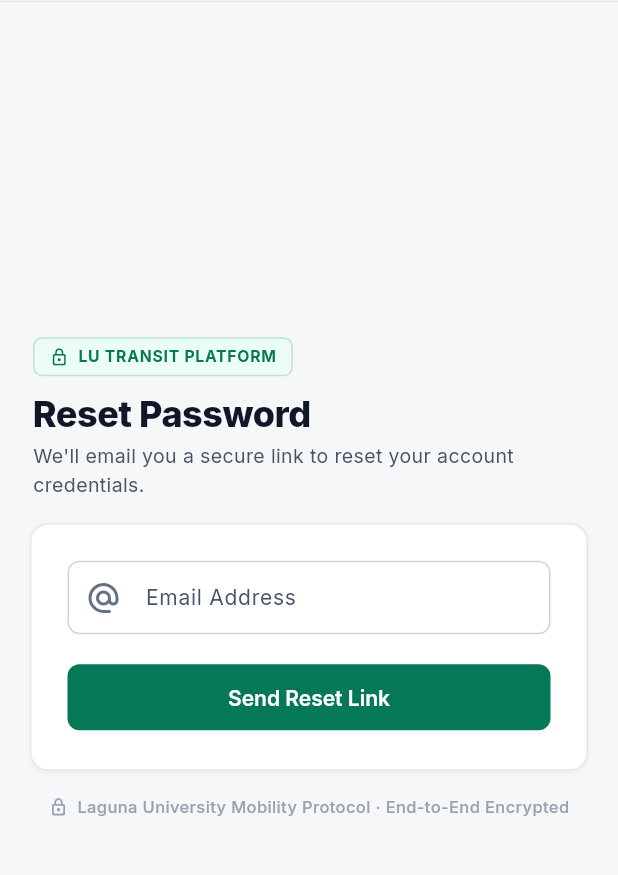
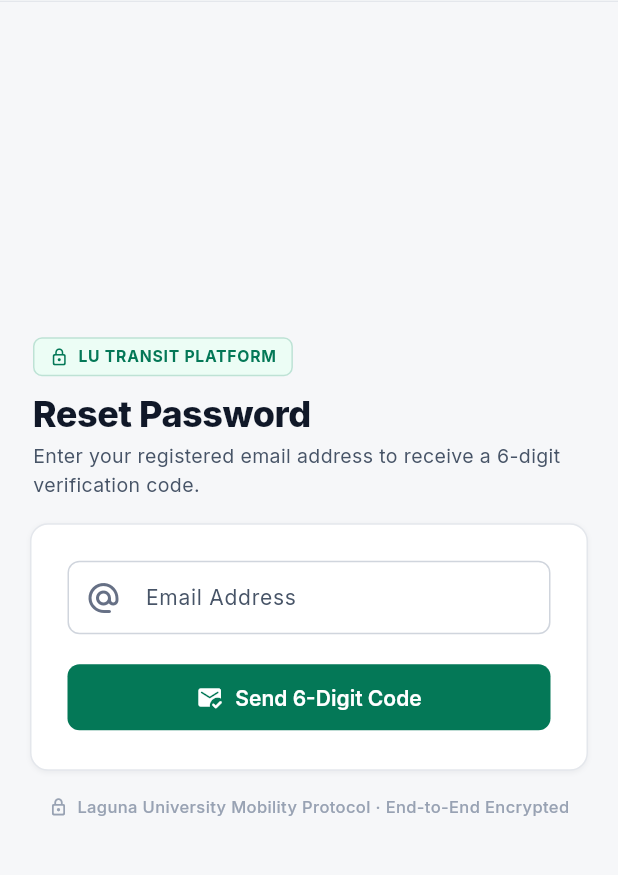
Before and after one commit to raidenramirez2023-ui/l.u-trike-System, a Flutter app: the ForgotPasswordPage screen opened by its route, on a phone screen of 412 x 824 dp, the part 82-957 px from its top. Run offline on Flutter 3.47's test engine with Material 3 defaults, Android fonts, the phone set to English and light mode, and no system bars; our stand-ins replace fl_chart, flutter_map, geolocator, go_router, google_fonts, latlong2 and 1 more; accounts and stored records are empty; key blocks and very long unbroken strings in the code were emptied for the run.

Commit message:
Implement 6-digit OTP password reset workflow

```diff
--- a/lib/features/auth/auth_pages.dart
+++ b/lib/features/auth/auth_pages.dart
@@ -1,3 +1,4 @@
+import 'dart:async';
 import 'package:flutter/material.dart';
 import 'package:go_router/go_router.dart';
 
@@ -1774,17 +1775,54 @@ class ForgotPasswordPage extends StatefulWidget {
 }
 
 class _ForgotPasswordPageState extends State<ForgotPasswordPage> {
-  final _form = GlobalKey<FormState>();
+  final _emailForm = GlobalKey<FormState>();
+  final _resetForm = GlobalKey<FormState>();
   final _email = TextEditingController();
+  final _otp = TextEditingController();
+  final _pw = TextEditingController();
+  final _pw2 = TextEditingController();
   bool _busy = false, _sent = false;
   String? _error;
-
-  Future<void> _submit() async {
-    if (!_form.currentState!.validate()) return;
-    setState(() => _busy = true);
+  int _resendCooldown = 0;
+  Timer? _timer;
+
+  @override
+  void dispose() {
+    _email.dispose();
+    _otp.dispose();
+    _pw.dispose();
+    _pw2.dispose();
+    _timer?.cancel();
+    super.dispose();
+  }
+
+  void _startCooldown() {
+    setState(() => _resendCooldown = 60);
+    _timer?.cancel();
+    _timer = Timer.periodic(const Duration(seconds: 1), (t) {
+      if (!mounted) {
+        t.cancel();
+        return;
+      }
+      if (_resendCooldown <= 1) {
+        t.cancel();
+        setState(() => _resendCooldown = 0);
+      } else {
+        setState(() => _resendCooldown--);
+      }
+    });
+  }
+
+  Future<void> _sendCode() async {
+    if (!_emailForm.currentState!.validate()) return;
+    setState(() {
+      _busy = true;
+      _error = null;
+    });
     try {
       await _auth.sendPasswordReset(_email.text);
       setState(() => _sent = true);
+      _startCooldown();
     } catch (e) {
       setState(() => _error = friendlyError(e));
     } finally {
@@ -1792,27 +1830,159 @@ class _ForgotPasswordPageState extends State<ForgotPasswordPage> {
     }
   }
 
-  @override
-  Widget build(BuildContext context) => AuthScaffold(
+  Future<void> _verifyAndReset() async {
+    if (!_resetForm.currentState!.validate()) return;
+    final token = _otp.text.trim();
+    if (token.length < 6) {
+      setState(() => _error = 'Please enter the complete 6-digit OTP code.');
+      return;
+    }
+    setState(() {
+      _busy = true;
+      _error = null;
+    });
+    try {
+      // 1. Verify 6-digit OTP code directly with Supabase recovery token
+      await _auth.verifyRecoveryOtp(email: _email.text, token: token);
+      // 2. Update user password
+      await _auth.updatePassword(_pw.text);
+      if (mounted) {
+        showSnack(context, 'Password successfully updated! You can now log in.');
+        context.go('/login/student');
+      }
+    } catch (e) {
+      setState(() => _error = friendlyError(e));
+    } finally {
+      if (mounted) setState(() => _busy = false);
+    }
+  }
+
+  @override
+  Widget build(BuildContext context) {
+    if (!_sent) {
+      return AuthScaffold(
         title: 'Reset Password',
-        subtitle: 'We\'ll email you a secure link to reset your account credentials.',
-        child: _sent
-            ? const EmptyState(
-                icon: Icons.mark_email_read_outlined,
-                title: 'Check your email',
-                message: 'If an account exists for that address, a reset link has been sent.',
-              )
-            : Form(
-                key: _form,
-                child: Column(crossAxisAlignment: CrossAxisAlignment.stretch, children: [
-                  _ErrorText(_error),
-                  TextFormField(controller: _email, validator: _validateEmail, keyboardType: TextInputType.emailAddress,
-                      decoration: const InputDecoration(labelText: 'Email Address', prefixIcon: Icon(Icons.alternate_email_rounded))),
-                  const SizedBox(height: 18),
-                  FilledButton(onPressed: _busy ? null : _submit, child: const Text('Send Reset Link')),
-                ]),
-              ),
+        subtitle: 'Enter your registered email address to receive a 6-digit verification code.',
+        child: Form(
+          key: _emailForm,
+          child: Column(
+            crossAxisAlignment: CrossAxisAlignment.stretch,
+            children: [
+              _ErrorText(_error),
+              TextFormField(
+                controller: _email,
+                validator: _validateEmail,
+                keyboardType: TextInputType.emailAddress,
+                decoration: const InputDecoration(
+                  labelText: 'Email Address',
+                  prefixIcon: Icon(Icons.alternate_email_rounded),
+                ),
+              ),
+              const SizedBox(height: 18),
+              FilledButton.icon(
+                onPressed: _busy ? null : _sendCode,
+                icon: const Icon(Icons.mark_email_read_rounded, size: 18),
+                label: Text(_busy ? 'Sending OTP Code…' : 'Send 6-Digit Code'),
+              ),
+            ],
+          ),
+        ),
       );
+    }
+
+    return AuthScaffold(
+      title: 'Enter Verification Code',
+      subtitle: 'Type the 6-digit OTP sent to your email and set your new password.',
+      showBack: false,
+      child: Form(
+        key: _resetForm,
+        child: Column(
+          crossAxisAlignment: CrossAxisAlignment.stretch,
+          children: [
+            Container(
+              padding: const EdgeInsets.symmetric(horizontal: 12, vertical: 10),
+              decoration: BoxDecoration(
+                color: AppColors.primarySoft,
+                borderRadius: BorderRadius.circular(AppRadius.md),
+                border: Border.all(color: AppColors.primary.withValues(alpha: 0.2)),
+              ),
+              child: Row(
+                children: [
+                  const Icon(Icons.mark_email_read_outlined, size: 18, color: AppColors.primary),
+                  const SizedBox(width: 8),
+                  Expanded(
+                    child: Text(
+                      'Code sent to ${_email.text}',
+                      style: const TextStyle(fontSize: 12.5, fontWeight: FontWeight.w600, color: AppColors.primary),
+                      overflow: TextOverflow.ellipsis,
+                    ),
+                  ),
+                  TextButton(
+                    onPressed: _busy ? null : () => setState(() => _sent = false),
+                    style: TextButton.styleFrom(
+                      padding: EdgeInsets.zero,
+                      visualDensity: VisualDensity.compact,
+                      foregroundColor: AppColors.inkSecondary,
+                    ),
+                    child: const Text('Change', style: TextStyle(fontSize: 11.5, decoration: TextDecoration.underline)),
+                  ),
+                ],
+              ),
+            ),
+            const SizedBox(height: 16),
+            _ErrorText(_error),
+            TextFormField(
+              controller: _otp,
+              keyboardType: TextInputType.number,
+              maxLength: 6,
+              style: const TextStyle(fontSize: 18, fontWeight: FontWeight.w700, letterSpacing: 4),
+              textAlign: TextAlign.center,
+              decoration: const InputDecoration(
+                labelText: '6-Digit OTP Code',
+                hintText: '• • • • • •',
+                counterText: '',
+                prefixIcon: Icon(Icons.pin_outlined),
+              ),
+              validator: (v) => (v == null || v.trim().length != 6) ? 'Enter 6-digit code' : null,
+            ),
+            const SizedBox(height: 14),
+            PasswordField(
+              controller: _pw,
+              label: 'New Password',
+              validator: _password,
+              action: TextInputAction.next,
+            ),
+            const SizedBox(height: 14),
+            PasswordField(
+              controller: _pw2,
+              label: 'Confirm New Password',
+              validator: (v) => v != _pw.text ? 'Passwords do not match' : null,
+            ),
+            const SizedBox(height: 18),
+            FilledButton.icon(
+              onPressed: _busy ? null : _verifyAndReset,
+              icon: const Icon(Icons.lock_reset_rounded, size: 18),
+              label: Text(_busy ? 'Updating Password…' : 'Confirm & Change Password'),
+            ),
+            const SizedBox(height: 12),
+            Center(
+              child: TextButton(
+                onPressed: (_busy || _resendCooldown > 0) ? null : _sendCode,
+                child: Text(
+                  _resendCooldown > 0 ? 'Resend code in ${_resendCooldown}s' : 'Didn\'t receive code? Resend',
+                  style: TextStyle(
+                    fontSize: 12.5,
+                    fontWeight: FontWeight.w600,
+                    color: _resendCooldown > 0 ? AppColors.inkMuted : AppColors.primary,
+                  ),
+                ),
+              ),
+            ),
+          ],
+        ),
+      ),
+    );
+  }
 }
 
 class ResetPasswordPage extends StatefulWidget {
```
Also changed, not shown: lib/data/auth_controller.dart (+10 -0 lines).
